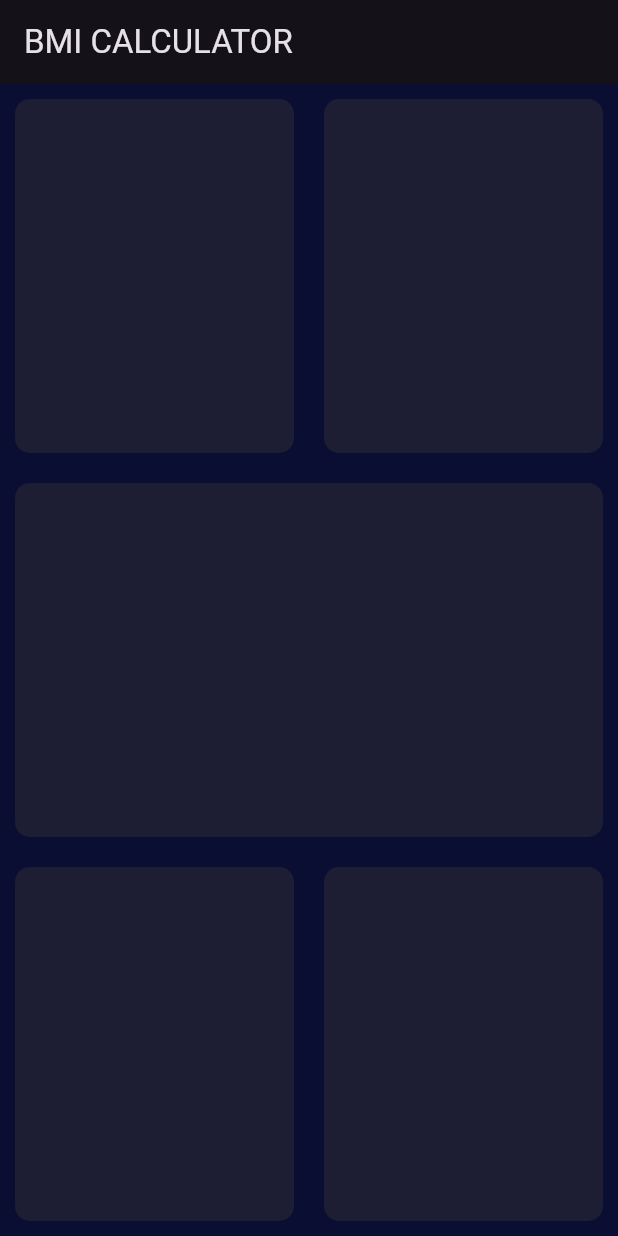
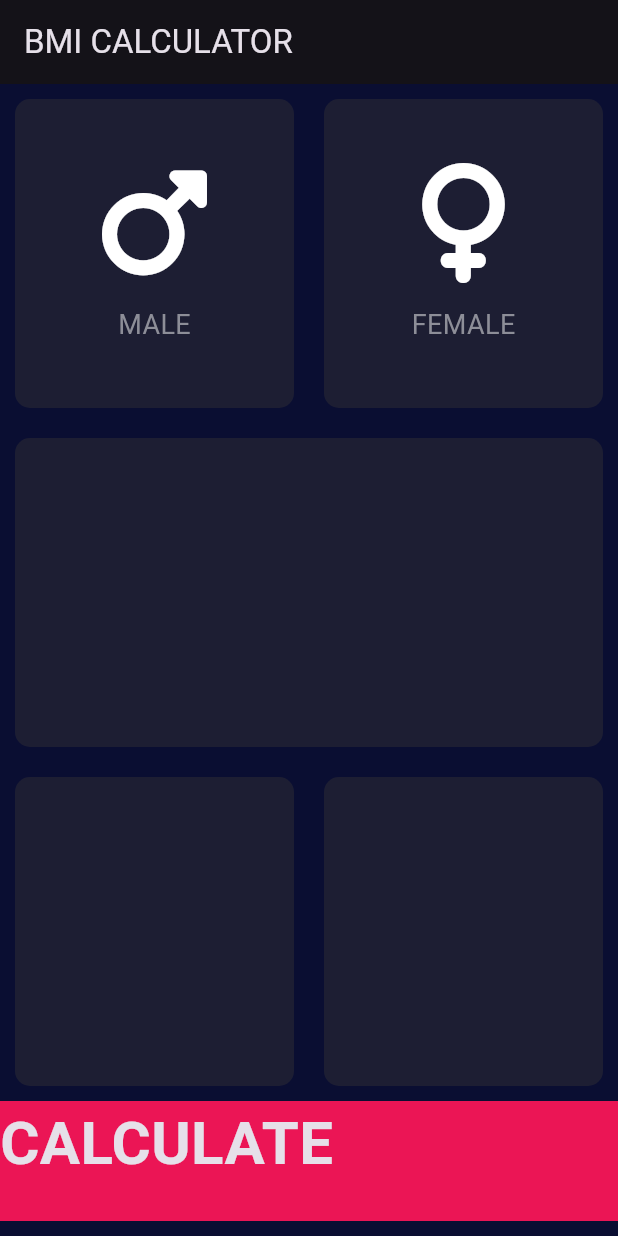
Before and after one commit to BaGorK/bmi_calculator_flutter, a Flutter app: the screen it shows after launch, on a phone screen of 412 x 824 dp. Run offline on Flutter 3.47's test engine with Material 3 defaults, Android fonts, the phone set to English and light mode, and no system bars; our stand-ins replace font_awesome_flutter.

Commit message:
feat: creating flutter custom widgets | reusable_card and icon_content

```diff
--- /dev/null
+++ b/lib/icon_content.dart
@@ -0,0 +1,35 @@
+// ignore_for_file: prefer_const_constructors, prefer_const_constructors_in_immutables
+
+import 'package:flutter/material.dart';
+
+const kLabelTextStyle = TextStyle(
+  fontSize: 18.0,
+  color: Color(0xFF8d8e98),
+);
+
+class IconContent extends StatelessWidget {
+  IconContent({super.key, this.icon, required this.label});
+
+  final IconData? icon;
+  final String label;
+
+  @override
+  Widget build(BuildContext context) {
+    return Column(
+      mainAxisAlignment: MainAxisAlignment.center,
+      children: [
+        Icon(
+          icon,
+          size: 80.0,
+        ),
+        SizedBox(
+          height: 15.0,
+        ),
+        Text(
+          label,
+          style: kLabelTextStyle,
+        ),
+      ],
+    );
+  }
+}
--- a/lib/input_page.dart
+++ b/lib/input_page.dart
@@ -1,6 +1,13 @@
 // ignore_for_file: prefer_const_constructors, prefer_const_literals_to_create_immutables
 
 import 'package:flutter/material.dart';
+import 'package:font_awesome_flutter/font_awesome_flutter.dart';
+import 'package:bmi_calculator_flutter/icon_content.dart';
+import 'package:bmi_calculator_flutter/reusable_card.dart';
+
+const kBottomContainerHeight = 80.0;
+const kActiveCardColor = Color(0xFF1D1E33);
+const kBottomContainerColor = Color(0xFFEB1555);
 
 class InputPage extends StatefulWidget {
   const InputPage({super.key});
@@ -23,12 +30,20 @@ class _InputPageState extends State<InputPage> {
                 children: [
                   Expanded(
                     child: ReusableCard(
-                      colour: Color(0xFF1D1E33),
+                      colour: kActiveCardColor,
+                      cardChild: IconContent(
+                        icon: FontAwesomeIcons.mars,
+                        label: 'MALE',
+                      ),
                     ),
                   ),
                   Expanded(
                     child: ReusableCard(
-                      colour: Color(0xFF1D1E33),
+                      colour: kActiveCardColor,
+                      cardChild: IconContent(
+                        icon: FontAwesomeIcons.venus,
+                        label: 'FEMALE',
+                      ),
                     ),
                   ),
                 ],
@@ -37,7 +52,7 @@ class _InputPageState extends State<InputPage> {
             Expanded(
               child: Expanded(
                 child: ReusableCard(
-                  colour: Color(0xFF1D1E33),
+                  colour: kActiveCardColor,
                 ),
               ),
             ),
@@ -46,35 +61,31 @@ class _InputPageState extends State<InputPage> {
                 children: [
                   Expanded(
                     child: ReusableCard(
-                      colour: Color(0xFF1D1E33),
+                      colour: kActiveCardColor,
                     ),
                   ),
                   Expanded(
                     child: ReusableCard(
-                      colour: Color(0xFF1D1E33),
+                      colour: kActiveCardColor,
                     ),
                   ),
                 ],
+              ),
+            ),
+            Container(
+              color: kBottomContainerColor,
+              margin: EdgeInsets.only(bottom: 10.0),
+              width: double.infinity,
+              height: kBottomContainerHeight,
+              child: Text(
+                'CALCULATE',
+                style: TextStyle(
+                  fontWeight: FontWeight.bold,
+                  fontSize: 40.0,
+                ),
               ),
             ),
           ],
         ));
   }
 }
-
-class ReusableCard extends StatelessWidget {
-  ReusableCard({required this.colour});
-
-  final Color colour;
-
-  @override
-  Widget build(BuildContext context) {
-    return Container(
-      margin: EdgeInsets.all(10.0),
-      decoration: BoxDecoration(
-        borderRadius: BorderRadius.circular(10.0),
-        color: colour,
-      ),
-    );
-  }
-}
--- /dev/null
+++ b/lib/reusable_card.dart
@@ -0,0 +1,20 @@
+import 'package:flutter/material.dart';
+
+class ReusableCard extends StatelessWidget {
+  const ReusableCard({super.key, required this.colour, this.cardChild});
+
+  final Color colour;
+  final Widget? cardChild;
+
+  @override
+  Widget build(BuildContext context) {
+    return Container(
+      margin: EdgeInsets.all(10.0),
+      decoration: BoxDecoration(
+        borderRadius: BorderRadius.circular(10.0),
+        color: colour,
+      ),
+      child: cardChild,
+    );
+  }
+}
--- a/pubspec.yaml
+++ b/pubspec.yaml
@@ -34,6 +34,7 @@ dependencies:
   # The following adds the Cupertino Icons font to your application.
   # Use with the CupertinoIcons class for iOS style icons.
   cupertino_icons: ^1.0.6
+  font_awesome_flutter: ^10.7.0
 
 dev_dependencies:
   flutter_test:
```
Also changed, not shown: pubspec.lock.
